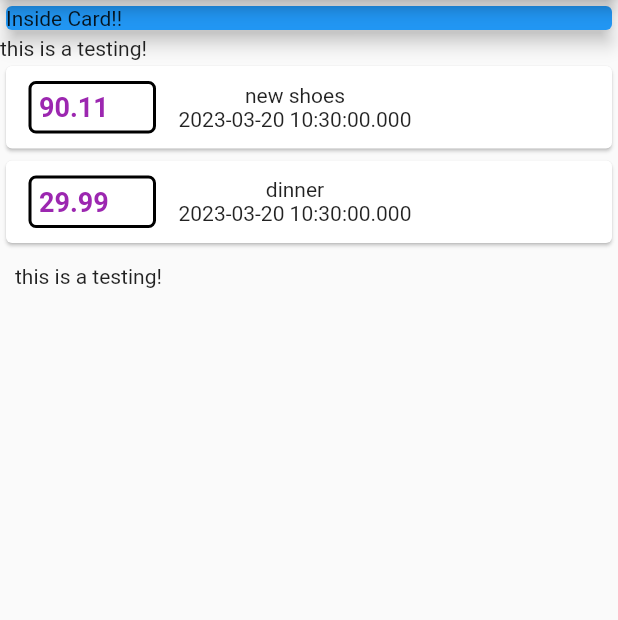
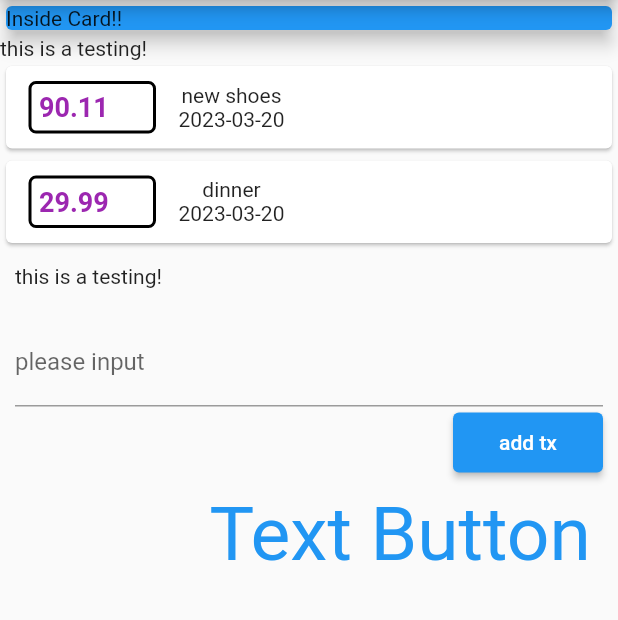
Before and after one commit to quantificial/flutter_expense_app, a Flutter app: the screen it shows after launch, on a phone screen of 412 x 824 dp, the part 84-704 px from its top. Run offline on Flutter 3.47's test engine with Material 2 defaults, Android fonts, the phone set to English and light mode, and no system bars.

Commit message:
add text controller

```diff
--- a/lib/main.dart
+++ b/lib/main.dart
@@ -1,5 +1,6 @@
 import 'package:expense_app/transaction.dart';
 import 'package:flutter/material.dart';
+import 'package:intl/intl.dart';
 
 void main() {
   runApp(MyApp());
@@ -13,6 +14,10 @@ class MyApp extends StatelessWidget {
         id: 't1', title: 'new shoes', amount: 90.11, date: DateTime.now()),
     Transaction(id: 't2', title: 'dinner', amount: 29.99, date: DateTime.now()),
   ];
+
+  String textinput = "";
+
+  final textController = TextEditingController();
 
   // This widget is the root of your application.
   @override
@@ -61,7 +66,10 @@ class MyApp extends StatelessWidget {
                                 fontWeight: FontWeight.w700)),
                       ),
                       Column(
-                        children: [Text(e.title), Text(e.date.toString())],
+                        children: [
+                          Text(e.title),
+                          Text(DateFormat('yyyy-MM-dd').format(e.date))
+                        ],
                       ),
                     ],
                   ));
@@ -71,6 +79,37 @@ class MyApp extends StatelessWidget {
                 padding: const EdgeInsets.all(10.0),
                 child: const Text('this is a testing!'),
               ),
+              Container(
+                padding: EdgeInsets.all(10),
+                child: Column(
+                  crossAxisAlignment: CrossAxisAlignment.end,
+                  children: [
+                    TextField(
+                      decoration: InputDecoration(labelText: 'please input'),
+                      onChanged: (value) {
+                        // this.textinput = value;
+                        // print(this.textinput);
+                      },
+                      controller: textController,
+                      onTap: () {},
+                    ),
+                    ElevatedButton(
+                      style:
+                          ElevatedButton.styleFrom(minimumSize: Size(100, 40)),
+                      onPressed: () {
+                        print(textController.text);
+                      },
+                      child: Text('add tx'),
+                    ),
+                    TextButton(
+                      onPressed: () {},
+                      child: Text('Text Button'),
+                      style: TextButton.styleFrom(
+                          textStyle: TextStyle(fontSize: 50)),
+                    )
+                  ],
+                ),
+              ),
             ],
           )),
     );
--- a/pubspec.yaml
+++ b/pubspec.yaml
@@ -35,6 +35,7 @@ dependencies:
   # The following adds the Cupertino Icons font to your application.
   # Use with the CupertinoIcons class for iOS style icons.
   cupertino_icons: ^1.0.2
+  intl: ^0.18.0
 
 dev_dependencies:
   flutter_test:
```
Also changed, not shown: pubspec.lock.
